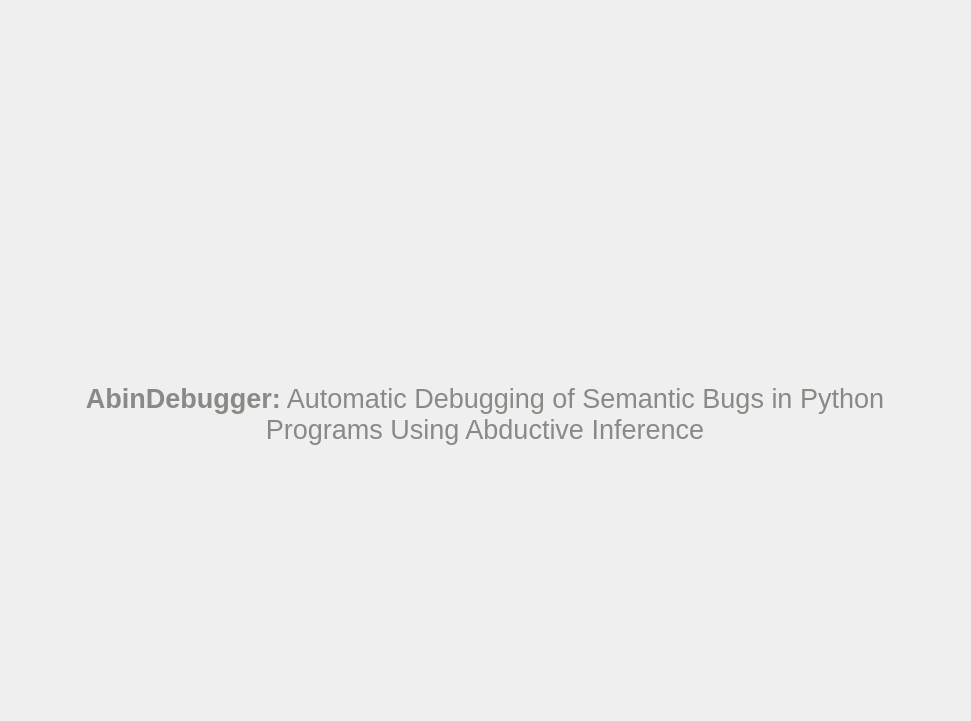
Above: view/AbinDebuggerPages.ui from jbcamacho/AbinDebugger before the change. Below: the same form after it.
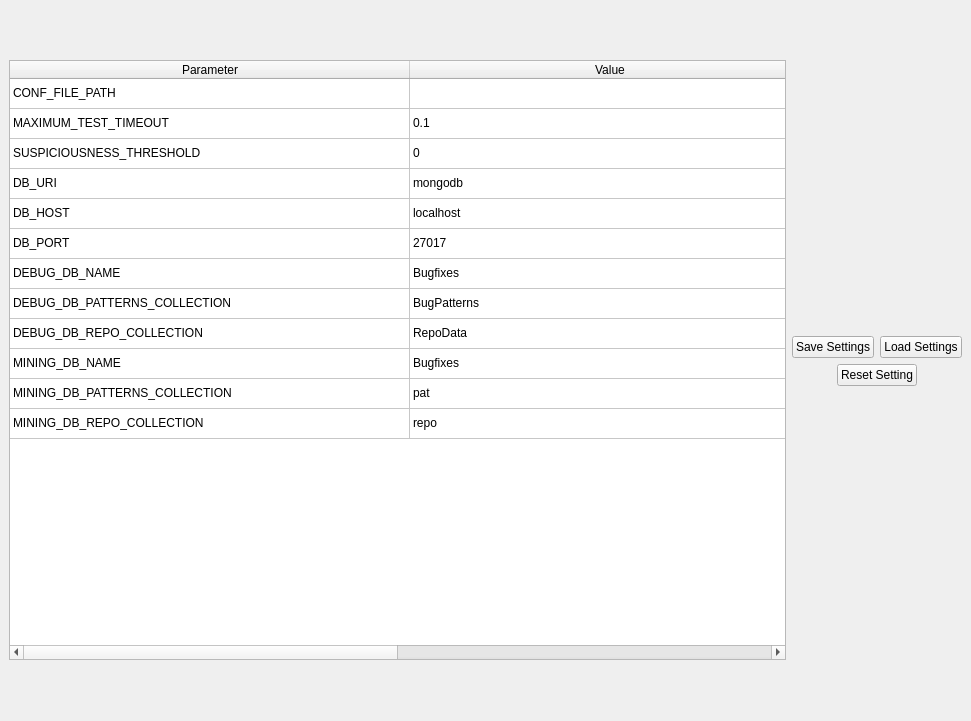
That is the form after the change. The open tabs and pages were chosen to show the change. Icons and pictures are not drawn.

Commit message: added UI's config page

```diff
--- a/view/AbinDebuggerPages.ui
+++ b/view/AbinDebuggerPages.ui
@@ -842,6 +842,250 @@
     </item>
    </layout>
   </widget>
+  <widget class="QWidget" name="configPage">
+   <layout class="QGridLayout" name="gridLayout_5">
+    <item row="1" column="2" alignment="Qt::AlignHCenter|Qt::AlignBottom">
+     <widget class="QPushButton" name="btnConfSave">
+      <property name="text">
+       <string>Save Settings</string>
+      </property>
+     </widget>
+    </item>
+    <item row="1" column="3" alignment="Qt::AlignHCenter|Qt::AlignBottom">
+     <widget class="QPushButton" name="btnConfLoad">
+      <property name="text">
+       <string>Load Settings</string>
+      </property>
+     </widget>
+    </item>
+    <item row="1" column="1" rowspan="2" alignment="Qt::AlignVCenter">
+     <widget class="QTableWidget" name="tableProgramConf">
+      <property name="minimumSize">
+       <size>
+        <width>555</width>
+        <height>600</height>
+       </size>
+      </property>
+      <property name="showGrid">
+       <bool>true</bool>
+      </property>
+      <property name="wordWrap">
+       <bool>true</bool>
+      </property>
+      <attribute name="horizontalHeaderDefaultSectionSize">
+       <number>400</number>
+      </attribute>
+      <attribute name="horizontalHeaderStretchLastSection">
+       <bool>true</bool>
+      </attribute>
+      <attribute name="verticalHeaderVisible">
+       <bool>false</bool>
+      </attribute>
+      <attribute name="verticalHeaderStretchLastSection">
+       <bool>false</bool>
+      </attribute>
+      <row>
+       <property name="text">
+        <string>1</string>
+       </property>
+      </row>
+      <row>
+       <property name="text">
+        <string>2</string>
+       </property>
+      </row>
+      <row>
+       <property name="text">
+        <string>3</string>
+       </property>
+      </row>
+      <row>
+       <property name="text">
+        <string>4</string>
+       </property>
+      </row>
+      <row>
+       <property name="text">
+        <string>5</string>
+       </property>
+      </row>
+      <row>
+       <property name="text">
+        <string>6</string>
+       </property>
+      </row>
+      <row>
+       <property name="text">
+        <string>7</string>
+       </property>
+      </row>
+      <row>
+       <property name="text">
+        <string>8</string>
+       </property>
+      </row>
+      <row>
+       <property name="text">
+        <string>9</string>
+       </property>
+      </row>
+      <row>
+       <property name="text">
+        <string>10</string>
+       </property>
+      </row>
+      <row>
+       <property name="text">
+        <string>11</string>
+       </property>
+      </row>
+      <row>
+       <property name="text">
+        <string>12</string>
+       </property>
+      </row>
+      <column>
+       <property name="text">
+        <string>Parameter</string>
+       </property>
+       <property name="textAlignment">
+        <set>AlignCenter</set>
+       </property>
+      </column>
+      <column>
+       <property name="text">
+        <string>Value</string>
+       </property>
+       <property name="textAlignment">
+        <set>AlignCenter</set>
+       </property>
+      </column>
+      <item row="0" column="0">
+       <property name="text">
+        <string>CONF_FILE_PATH</string>
+       </property>
+      </item>
+      <item row="1" column="0">
+       <property name="text">
+        <string>MAXIMUM_TEST_TIMEOUT</string>
+       </property>
+      </item>
+      <item row="1" column="1">
+       <property name="text">
+        <string>0.1</string>
+       </property>
+      </item>
+      <item row="2" column="0">
+       <property name="text">
+        <string>SUSPICIOUSNESS_THRESHOLD</string>
+       </property>
+      </item>
+      <item row="2" column="1">
+       <property name="text">
+        <string>0</string>
+       </property>
+      </item>
+      <item row="3" column="0">
+       <property name="text">
+        <string>DB_URI</string>
+       </property>
+      </item>
+      <item row="3" column="1">
+       <property name="text">
+        <string>mongodb</string>
+       </property>
+      </item>
+      <item row="4" column="0">
+       <property name="text">
+        <string>DB_HOST</string>
+       </property>
+      </item>
+      <item row="4" column="1">
+       <property name="text">
+        <string>localhost</string>
+       </property>
+      </item>
+      <item row="5" column="0">
+       <property name="text">
+        <string>DB_PORT</string>
+       </property>
+      </item>
+      <item row="5" column="1">
+       <property name="text">
+        <string>27017</string>
+       </property>
+      </item>
+      <item row="6" column="0">
+       <property name="text">
+        <string>DEBUG_DB_NAME</string>
+       </property>
+      </item>
+      <item row="6" column="1">
+       <property name="text">
+        <string>Bugfixes</string>
+       </property>
+      </item>
+      <item row="7" column="0">
+       <property name="text">
+        <string>DEBUG_DB_PATTERNS_COLLECTION</string>
+       </property>
+      </item>
+      <item row="7" column="1">
+       <property name="text">
+        <string>BugPatterns</string>
+       </property>
+      </item>
+      <item row="8" column="0">
+       <property name="text">
+        <string>DEBUG_DB_REPO_COLLECTION</string>
+       </property>
+      </item>
+      <item row="8" column="1">
+       <property name="text">
+        <string>RepoData</string>
+       </property>
+      </item>
+      <item row="9" column="0">
+       <property name="text">
+        <string>MINING_DB_NAME</string>
+       </property>
+      </item>
+      <item row="9" column="1">
+       <property name="text">
+        <string>Bugfixes</string>
+       </property>
+      </item>
+      <item row="10" column="0">
+       <property name="text">
+        <string>MINING_DB_PATTERNS_COLLECTION</string>
+       </property>
+      </item>
+      <item row="10" column="1">
+       <property name="text">
+        <string>pat</string>
+       </property>
+      </item>
+      <item row="11" column="0">
+       <property name="text">
+        <string>MINING_DB_REPO_COLLECTION</string>
+       </property>
+      </item>
+      <item row="11" column="1">
+       <property name="text">
+        <string>repo</string>
+       </property>
+      </item>
+     </widget>
+    </item>
+    <item row="2" column="2" colspan="2" alignment="Qt::AlignHCenter|Qt::AlignTop">
+     <widget class="QPushButton" name="btnConfDefault">
+      <property name="text">
+       <string>Reset Setting</string>
+      </property>
+     </widget>
+    </item>
+   </layout>
+  </widget>
  </widget>
  <resources>
   <include location="../resources/resources.qrc"/>
```
The commit also changes 2 other files.
